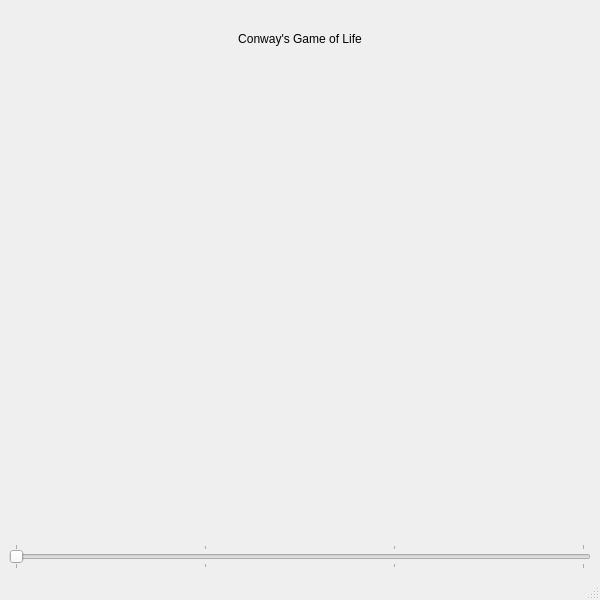
This is Proyecto1Item2.2/interface.ui in ChrisX4Ever/TIC2_CICS as Qt 5 draws it before an edit. The edited form follows.
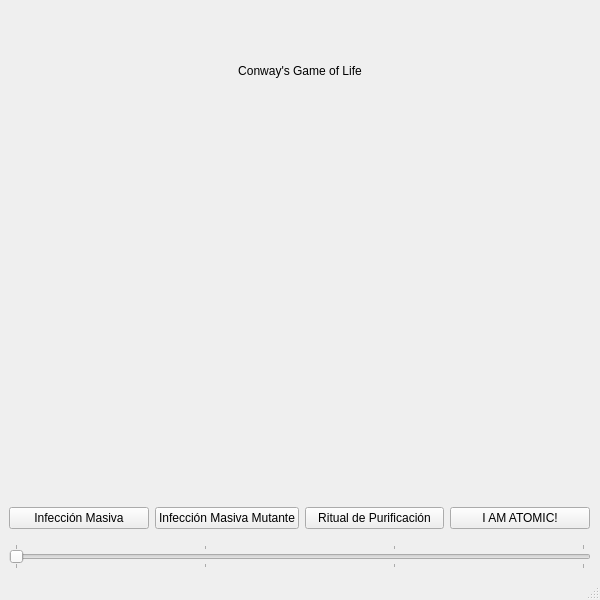
This is the edited form.

```diff
--- a/Proyecto1Item2.2/interface.ui
+++ b/Proyecto1Item2.2/interface.ui
@@ -33,11 +33,48 @@
         <height>400</height>
        </size>
       </property>
+      <widget class="QWidget" name="plotWidget_2" native="true">
+       <property name="geometry">
+        <rect>
+         <x>0</x>
+         <y>360</y>
+         <width>581</width>
+         <height>41</height>
+        </rect>
+       </property>
+       <layout class="QHBoxLayout" name="horizontalLayout">
+        <item>
+         <widget class="QPushButton" name="a_1">
+          <property name="text">
+           <string>Infección Masiva</string>
+          </property>
+         </widget>
+        </item>
+        <item>
+         <widget class="QPushButton" name="a_2">
+          <property name="text">
+           <string>Infección Masiva Mutante</string>
+          </property>
+         </widget>
+        </item>
+        <item>
+         <widget class="QPushButton" name="a_3">
+          <property name="text">
+           <string>Ritual de Purificación</string>
+          </property>
+         </widget>
+        </item>
+        <item>
+         <widget class="QPushButton" name="a_4">
+          <property name="text">
+           <string>I AM ATOMIC!</string>
+          </property>
+         </widget>
+        </item>
+       </layout>
+      </widget>
      </widget>
     </item>
-    <item>
-     <widget class="QWidget" name="plotWidget_2" native="true"/>
-    </item>
     <item>
      <widget class="QSlider" name="speedSlider">
       <property name="minimum">
```
